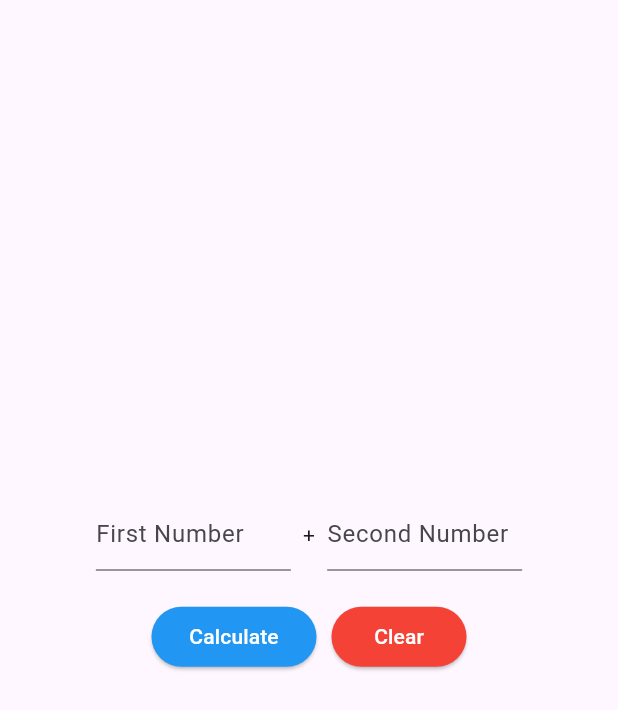
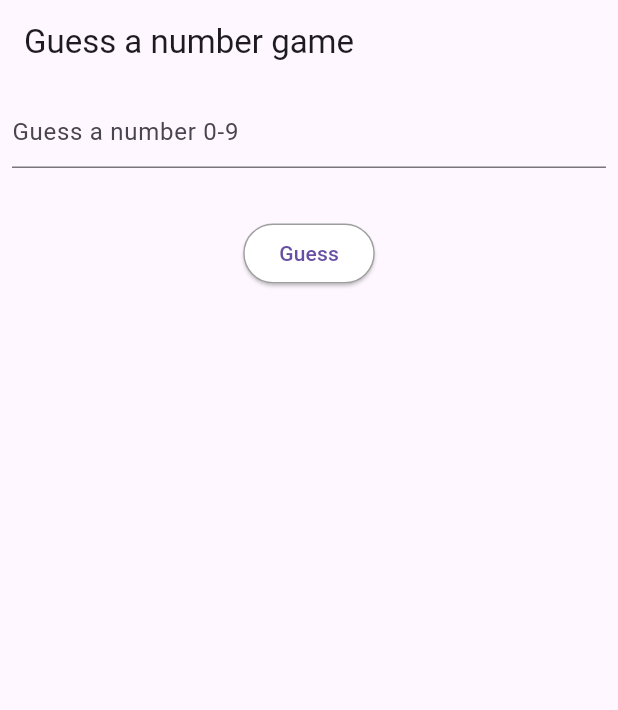
Before and after one commit to thanawatjanhan/flutter_application, a Flutter app: the screen it shows after launch, on a phone screen of 412 x 824 dp. Shown: the top 710 px of the screen. Run offline on Flutter 3.47's test engine with Material 3 defaults, Android fonts, the phone set to English and light mode, and no system bars.

Commit message:
Create guess game

```diff
--- a/lib/main.dart
+++ b/lib/main.dart
@@ -7,8 +7,9 @@ import 'package:flutter/material.dart';
 // import 'package:flutter_application_1/week01/counter.dart';
 // import 'package:flutter_application_1/week05/single_child_demo.dart';
 // import 'package:flutter_application_1/week05/app_interface.dart';
-import 'package:flutter_application_1/week05/summation_app.dart';
+// import 'package:flutter_application_1/week05/summation_app.dart';
+import 'package:flutter_application_1/week05/guess_game.dart';
 
 void main() {
-  runApp(MaterialApp(home: SummationApp())); //MaterialApp
+  runApp(MaterialApp(home: GuessGame())); //MaterialApp
 }
--- /dev/null
+++ b/lib/week05/guess_game.dart
@@ -0,0 +1,106 @@
+import 'package:flutter/material.dart';
+import 'dart:math';
+
+class GuessGame extends StatefulWidget {
+  const GuessGame({super.key});
+
+  @override
+  State<GuessGame> createState() => _GuessGameState();
+}
+
+class _GuessGameState extends State<GuessGame> {
+  final TextEditingController _controller = TextEditingController();
+  late int _answer;
+  int _attemptsLeft = 3;
+  String _message = "";
+
+  @override
+  void initState() {
+    super.initState();
+    _replay();
+  }
+
+  void _replay() {
+    setState(() {
+      _answer = Random().nextInt(10);
+      _attemptsLeft = 3;
+      _message = "";
+      _controller.clear();
+    });
+  }
+
+  void _guess() {
+    String input = _controller.text.trim();
+    if (input.isEmpty || int.tryParse(input) == null) {
+      setState(() {
+        _message = "Please guess a number 0-9";
+      });
+      return;
+    }
+
+    int guess = int.parse(input);
+
+    if (_attemptsLeft <= 0 || _message == "Correct, you win!") {
+      return;
+    }
+
+    setState(() {
+      _attemptsLeft--;
+      if (guess == _answer) {
+        _message = "Correct, you win!";
+      } else if (_attemptsLeft == 0) {
+        _message = "Sorry, you lose. The answer is $_answer.";
+      } else if (guess < _answer) {
+        _message = "$guess is too small, $_attemptsLeft chance(s) left";
+      } else {
+        _message = "$guess is too large, $_attemptsLeft chance(s) left";
+      }
+    });
+  }
+
+  @override
+  Widget build(BuildContext context) {
+    String buttonLabel;
+    VoidCallback buttonAction;
+
+    if (_attemptsLeft > 0 && _message != "Correct, you win!") {
+      buttonLabel = "Guess";
+      buttonAction = _guess;
+    } else {
+      buttonLabel = "Replay";
+      buttonAction = _replay;
+    }
+
+    return Scaffold(
+      appBar: AppBar(title: const Text('Guess a number game')),
+      body: Padding(
+        padding: const EdgeInsets.all(8.0),
+        child: Column(
+          children: [
+            TextField(
+              decoration: const InputDecoration(
+                hintText: 'Guess a number 0-9',
+              ),
+              controller: _controller,
+              keyboardType: TextInputType.number,
+            ),
+            const SizedBox(height: 5),
+            Text(
+              _message,
+              style: const TextStyle(color: Colors.red, fontSize: 16),
+            ),
+            const SizedBox(height: 5),
+            ElevatedButton(
+              onPressed: buttonAction,
+              style: ElevatedButton.styleFrom(
+                backgroundColor: Colors.white,
+                side: const BorderSide(color: Colors.grey),
+              ),
+              child: Text(buttonLabel),
+            ),
+          ],
+        ),
+      ),
+    );
+  }
+}
```
